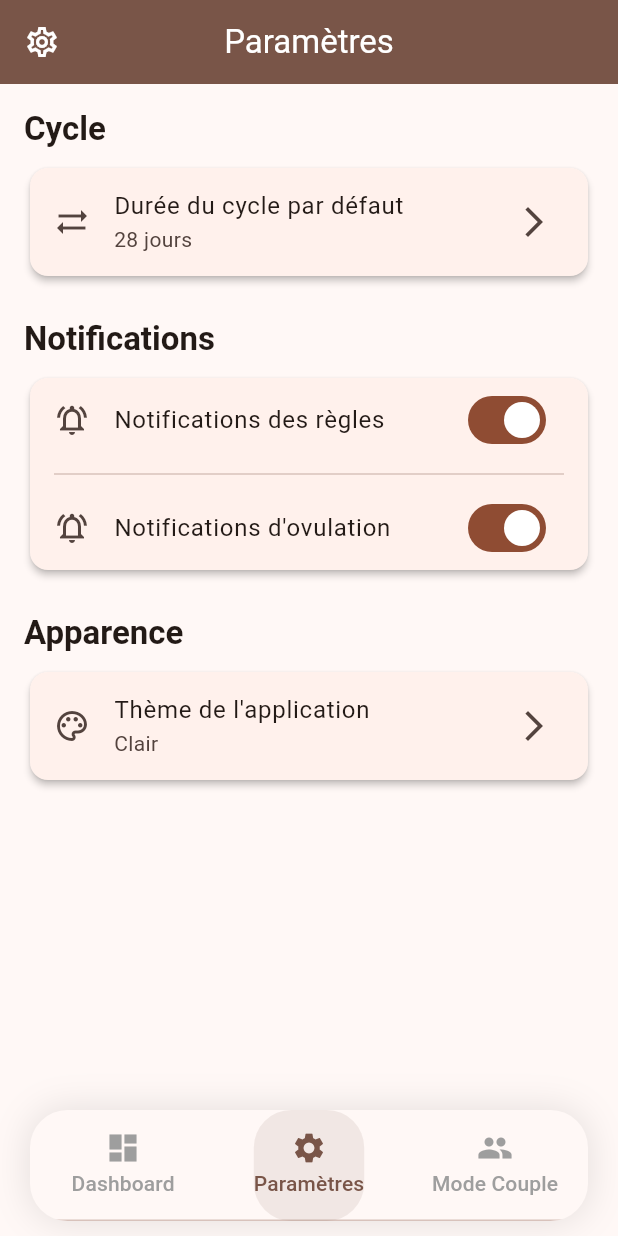
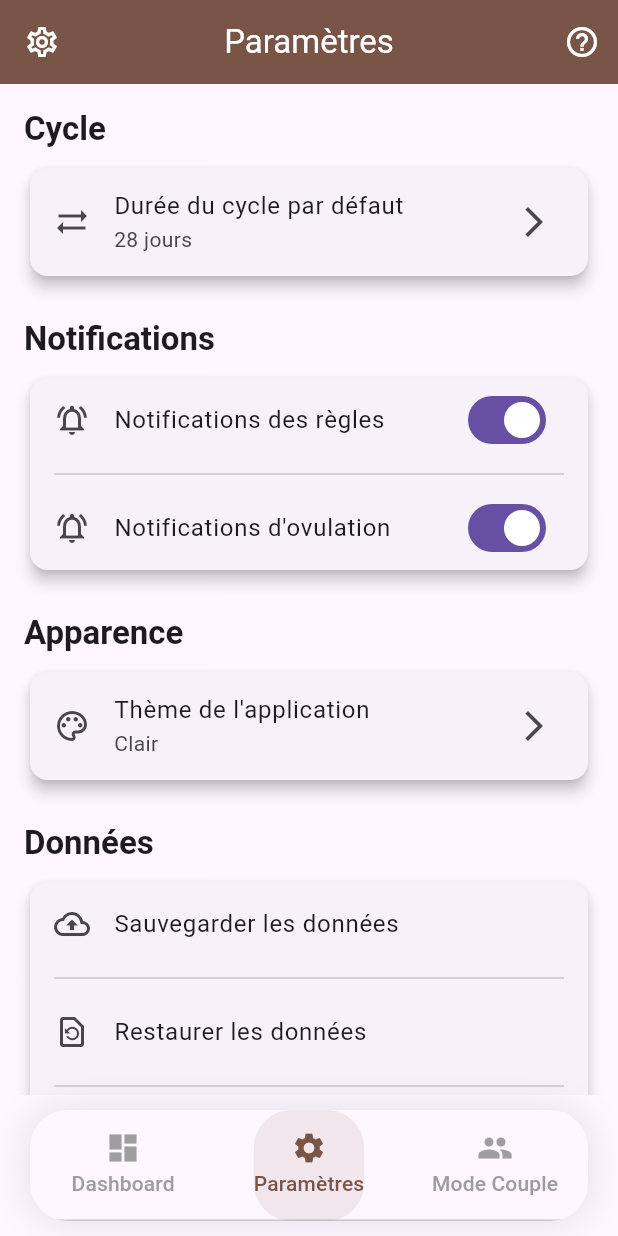
Before and after one commit to Panasoft94/SuiviCycle, a Flutter app: the screen it shows after launch, item 2 of the bottom bar chosen, on a phone screen of 412 x 824 dp. Run offline on Flutter 3.47's test engine with Material 3 defaults, Android fonts, the phone set to English and light mode, and no system bars; our stand-ins replace file_picker, fl_chart, flutter_heatmap_calendar, sqflite; accounts and stored records are empty.

Commit message:
Ajout de plusieurs fonctionnalitées

```diff
--- a/lib/main.dart
+++ b/lib/main.dart
@@ -1,36 +1,60 @@
 import 'package:flutter/material.dart';
-import 'screens/home_screen.dart';
-import 'package:flutter_localizations/flutter_localizations.dart';
+import 'package:cycles/screens/home_screen.dart';
+import 'package:cycles/database/database_helper.dart';
+import 'package:cycles/models/settings.dart';
 
 void main() {
   runApp(const MyApp());
 }
 
-class MyApp extends StatelessWidget {
+class MyApp extends StatefulWidget {
   const MyApp({super.key});
+
+  @override
+  State<MyApp> createState() => _MyAppState();
+
+  static _MyAppState of(BuildContext context) => context.findAncestorStateOfType<_MyAppState>()!;
+}
+
+class _MyAppState extends State<MyApp> {
+  final DatabaseHelper _dbHelper = DatabaseHelper();
+  ThemeMode _themeMode = ThemeMode.system;
+
+  @override
+  void initState() {
+    super.initState();
+    _loadTheme();
+  }
+
+  void _loadTheme() async {
+    final settings = await _dbHelper.getSettings();
+    setState(() {
+      _themeMode = settings.theme == 'dark' ? ThemeMode.dark : ThemeMode.light;
+    });
+  }
+
+  void changeTheme(ThemeMode themeMode) {
+    setState(() {
+      _themeMode = themeMode;
+    });
+  }
 
   @override
   Widget build(BuildContext context) {
     return MaterialApp(
-      localizationsDelegates: const [
-        GlobalMaterialLocalizations.delegate,
-        GlobalWidgetsLocalizations.delegate,
-        GlobalCupertinoLocalizations.delegate,
-      ],
-      supportedLocales: const [
-        Locale('en'),
-        Locale('fr'),
-      ],
-      title: 'Cycle Tracker',
+      title: 'CycleTrack',
       theme: ThemeData(
-        colorScheme: ColorScheme.fromSeed(seedColor: Colors.brown),
-        appBarTheme: const AppBarTheme(
-          backgroundColor: Colors.brown,
-          foregroundColor: Colors.white, // For title and icons
-        ),
-        useMaterial3: true,
+        primarySwatch: Colors.brown,
+        brightness: Brightness.light,
+        // You can customize the light theme further here
       ),
       debugShowCheckedModeBanner: false,
+      darkTheme: ThemeData(
+        primarySwatch: Colors.brown,
+        brightness: Brightness.dark,
+        // You can customize the dark theme further here
+      ),
+      themeMode: _themeMode,
       home: const HomeScreen(),
     );
   }
--- a/lib/screens/home_screen.dart
+++ b/lib/screens/home_screen.dart
@@ -2,6 +2,7 @@ import 'package:flutter/material.dart';
 import 'dashboard_screen.dart';
 import 'settings_screen.dart';
 import 'couple_mode_screen.dart';
+import 'aide_screen.dart';
 
 class HomeScreen extends StatefulWidget {
   const HomeScreen({super.key});
@@ -50,12 +51,24 @@ class _HomeScreenState extends State<HomeScreen> with SingleTickerProviderStateM
 
   @override
   Widget build(BuildContext context) {
+    final isDarkMode = Theme.of(context).brightness == Brightness.dark;
+
     return Scaffold(
       appBar: AppBar(
         leading: Icon(_widgetIcons[_tabController.index]),
         title: Text(_widgetTitles[_tabController.index]),
         centerTitle: true,
         backgroundColor: Colors.brown,
+        foregroundColor: Colors.white, // This ensures title and icons are white
+        actions: [
+          IconButton(
+            icon: const Icon(Icons.help_outline),
+            tooltip: 'Aide',
+            onPressed: () {
+              Navigator.push(context, MaterialPageRoute(builder: (context) => const AideScreen()));
+            },
+          ),
+        ],
       ),
       body: TabBarView(
         controller: _tabController,
@@ -64,7 +77,7 @@ class _HomeScreenState extends State<HomeScreen> with SingleTickerProviderStateM
       bottomNavigationBar: Container(
         margin: const EdgeInsets.symmetric(horizontal: 20, vertical: 10),
         decoration: BoxDecoration(
-          color: Theme.of(context).cardColor,
+          color: isDarkMode ? Colors.white : Theme.of(context).cardColor,
           borderRadius: BorderRadius.circular(25),
           boxShadow: [
             BoxShadow(
--- a/lib/screens/settings_screen.dart
+++ b/lib/screens/settings_screen.dart
@@ -1,6 +1,9 @@
 import 'package:flutter/material.dart';
 import '../database/database_helper.dart';
 import '../models/settings.dart';
+import '../services/backup_service.dart';
+import '../main.dart'; // Import main.dart to access MyAppState
+import 'aide_screen.dart';
 
 class SettingsScreen extends StatefulWidget {
   const SettingsScreen({super.key});
@@ -11,6 +14,7 @@ class SettingsScreen extends StatefulWidget {
 
 class _SettingsScreenState extends State<SettingsScreen> {
   final DatabaseHelper _dbHelper = DatabaseHelper();
+  final BackupService _backupService = BackupService();
   late Future<AppSettings> _settingsFuture;
 
   @override
@@ -46,7 +50,7 @@ class _SettingsScreenState extends State<SettingsScreen> {
             Text('Cycle', style: Theme.of(context).textTheme.titleLarge?.copyWith(fontWeight: FontWeight.bold)),
             const SizedBox(height: 8),
             Card(
-              elevation: 2,
+              elevation: 4, // Increased elevation
               child: _buildCycleLengthTile(settings),
             ),
             const SizedBox(height: 24),
@@ -54,7 +58,7 @@ class _SettingsScreenState extends State<SettingsScreen> {
             Text('Notifications', style: Theme.of(context).textTheme.titleLarge?.copyWith(fontWeight: FontWeight.bold)),
             const SizedBox(height: 8),
             Card(
-              elevation: 2,
+              elevation: 4, // Increased elevation
               child: Column(
                 children: [
                   _buildNotificationTile('Notifications des règles', settings.notifyPeriod, (value) {
@@ -84,8 +88,91 @@ class _SettingsScreenState extends State<SettingsScreen> {
             Text('Apparence', style: Theme.of(context).textTheme.titleLarge?.copyWith(fontWeight: FontWeight.bold)),
             const SizedBox(height: 8),
             Card(
-              elevation: 2,
+              elevation: 4, // Increased elevation
               child: _buildThemeTile(settings),
+            ),
+            const SizedBox(height: 24),
+
+            Text('Données', style: Theme.of(context).textTheme.titleLarge?.copyWith(fontWeight: FontWeight.bold)),
+            const SizedBox(height: 8),
+            Card(
+              elevation: 4, // Increased elevation
+              child: Column(
+                children: [
+                  ListTile(
+                    leading: const Icon(Icons.backup_outlined),
+                    title: const Text('Sauvegarder les données'),
+                    onTap: () => _backupService.backupDatabase(context),
+                  ),
+                  const Divider(indent: 16, endIndent: 16),
+                  ListTile(
+                    leading: const Icon(Icons.restore_page_outlined),
+                    title: const Text('Restaurer les données'),
+                    onTap: () => _showRestoreConfirmation(context),
+                  ),
+                  const Divider(indent: 16, endIndent: 16),
+                  ListTile(
+                    leading: Icon(Icons.delete_forever_outlined, color: Colors.red[700]),
+                    title: Text('Réinitialiser l\'application', style: TextStyle(color: Colors.red[700])),
+                    onTap: () => _showResetConfirmation(context),
+                  ),
+                ],
+              ),
+            ),
+          ],
+        );
+      },
+    );
+  }
+
+  void _showRestoreConfirmation(BuildContext context) {
+    showDialog(
+      context: context,
+      builder: (BuildContext dialogContext) {
+        return AlertDialog(
+          title: const Text('Restaurer les données ?'),
+          content: const Text(
+              'Attention ! Cela remplacera toutes les données actuelles par celles de la sauvegarde. Cette action est irréversible.'),
+          actions: <Widget>[
+            TextButton(
+              child: const Text('Annuler'),
+              onPressed: () => Navigator.of(dialogContext).pop(),
+            ),
+            TextButton(
+              child: const Text('Restaurer', style: TextStyle(color: Colors.red)),
+              onPressed: () {
+                Navigator.of(dialogContext).pop();
+                _backupService.restoreDatabase(context);
+              },
+            ),
+          ],
+        );
+      },
+    );
+  }
+
+  void _showResetConfirmation(BuildContext context) {
+    showDialog(
+      context: context,
+      builder: (BuildContext dialogContext) {
+        return AlertDialog(
+          title: const Text('Réinitialiser l\'application ?'),
+          content: const Text(
+              'Attention ! Toutes vos données (cycles, symptômes, notes) seront définitivement effacées. Cette action est irréversible.'),
+          actions: <Widget>[
+            TextButton(
+              child: const Text('Annuler'),
+              onPressed: () => Navigator.of(dialogContext).pop(),
+            ),
+            TextButton(
+              child: const Text('Réinitialiser', style: TextStyle(color: Colors.red)),
+              onPressed: () async {
+                Navigator.of(dialogContext).pop();
+                await _dbHelper.deleteDatabase();
+                ScaffoldMessenger.of(context).showSnackBar(
+                  const SnackBar(content: Text('Application réinitialisée. Veuillez redémarrer.')),
+                );
+              },
             ),
           ],
         );
@@ -138,7 +225,7 @@ class _SettingsScreenState extends State<SettingsScreen> {
           notifyOvulation: settings.notifyOvulation,
           theme: newTheme,
         ));
-        // TODO: Implement theme switching logic in main.dart
+        MyApp.of(context).changeTheme(newTheme == 'dark' ? ThemeMode.dark : ThemeMode.light);
       },
     );
   }
--- a/pubspec.yaml
+++ b/pubspec.yaml
@@ -19,6 +19,9 @@ dependencies:
   flutter_localization: ^0.3.3
   fl_chart: ^0.68.0
   flutter_heatmap_calendar: ^1.0.5
+  file_picker: ^8.0.3
+  permission_handler: ^11.3.1
+  path_provider: ^2.1.3
 
 dev_dependencies:
   flutter_test:
```
Also changed, not shown: lib/database/database_helper.dart (+18 -4 lines), lib/screens/aide_screen.dart (added, +139 -0 lines), lib/services/backup_service.dart (added, +87 -0 lines), pubspec.lock, 5 other files.
